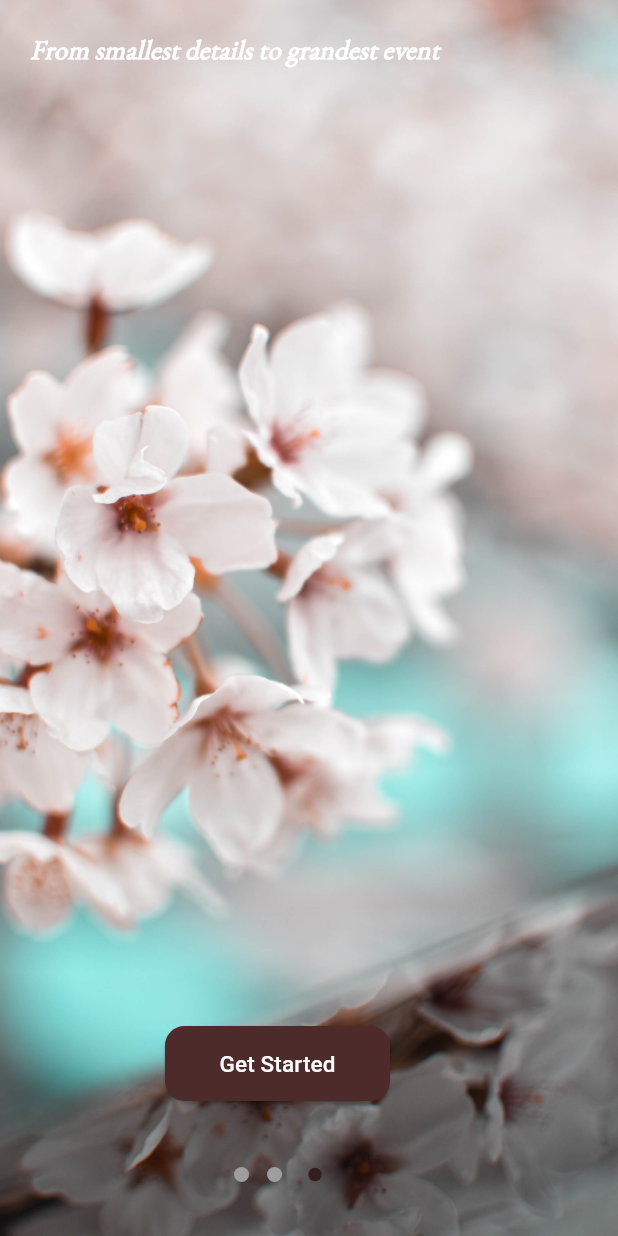
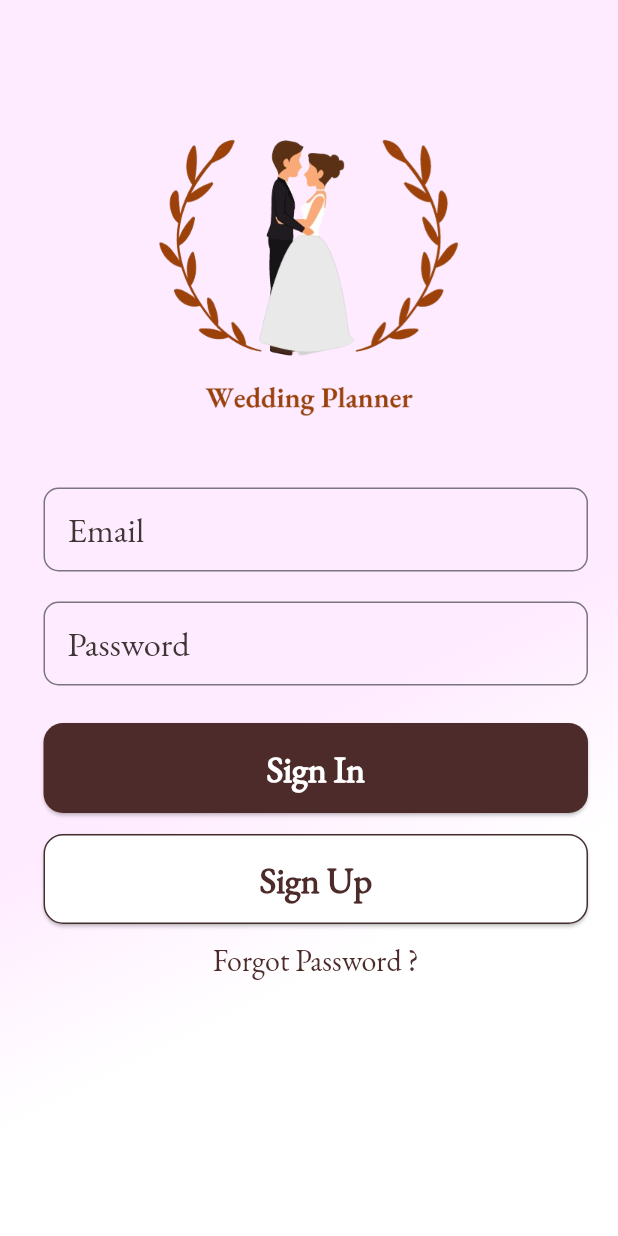
Before and after one commit to tejasvmodi/wedding_planning_application, a Flutter app: the OnboardingScreen screen opened directly, after a tap on "Get Started", on a phone screen of 412 x 824 dp. Run offline on Flutter 3.47's test engine with Material 3 defaults, Android fonts, the phone set to English and light mode, and no system bars; drawn by our look-alikes of carousel_slider, dots_indicator; our stand-ins replace google_fonts.

Commit message:
done the forgot , login , and register

```diff
--- a/lib/Screen/authentication/forms/login_form.dart
+++ b/lib/Screen/authentication/forms/login_form.dart
@@ -0,0 +1,173 @@
+import 'package:flutter/material.dart';
+import 'package:wedding_planning_application/Screen/authentication/forms/forgotpassword_form.dart';
+import 'package:wedding_planning_application/Screen/authentication/forms/registration_forms.dart';
+
+class Login_form extends StatefulWidget {
+  const Login_form({super.key});
+
+  @override
+  State<Login_form> createState() => _Login_formState();
+}
+
+class _Login_formState extends State<Login_form> {
+  @override
+  Widget build(BuildContext context) {
+    return Container(
+      decoration: const BoxDecoration(
+        gradient: LinearGradient(
+            begin: Alignment(6.123234262925839e-17, 1),
+            end: Alignment(-1, 6.123234262925839e-17),
+            colors: [
+              Color.fromRGBO(255, 255, 255, 1),
+              Color.fromRGBO(255, 255, 255, 1),
+              Color.fromRGBO(255, 235, 255, 1),
+              Color.fromRGBO(255, 235, 255, 1),
+            ]),
+      ),
+      padding: const EdgeInsets.symmetric(horizontal: 20, vertical: 40),
+      child: Column(
+        mainAxisSize: MainAxisSize.min,
+        children: <Widget>[
+          Container(
+            width: 250,
+            height: 250,
+            decoration: const BoxDecoration(
+              image: DecorationImage(
+                  image: AssetImage(
+                      'assets/images/Wedding Planner Transparent.png'),
+                  fit: BoxFit.fitWidth),
+            ),
+          ),
+          const SizedBox(
+            height: 25,
+          ),
+          Material(
+            color: Colors.transparent,
+            child: Column(
+              children: [
+                const Padding(
+                  padding: EdgeInsets.fromLTRB(9, 10, 0, 0),
+                  child: TextField(
+                    decoration: InputDecoration(
+                        border: OutlineInputBorder(
+                          borderRadius: BorderRadius.only(
+                              topLeft: Radius.circular(10),
+                              topRight: Radius.circular(10),
+                              bottomLeft: Radius.circular(10),
+                              bottomRight: Radius.circular(10)),
+                        ),
+                        label: Text(
+                          'Email',
+                          textAlign: TextAlign.left,
+                          style: TextStyle(
+                              color: Color.fromRGBO(62, 53, 53, 1),
+                              fontFamily: 'EBGaramond',
+                              fontSize: 23,
+                              letterSpacing: 0,
+                              fontWeight: FontWeight.w400,
+                              height: 1),
+                        )),
+                  ),
+                ),
+                const Padding(
+                  padding: EdgeInsets.fromLTRB(9, 20, 0, 0),
+                  child: TextField(
+                    decoration: InputDecoration(
+                        border: OutlineInputBorder(
+                          borderRadius: BorderRadius.only(
+                              topLeft: Radius.circular(10),
+                              topRight: Radius.circular(10),
+                              bottomLeft: Radius.circular(10),
+                              bottomRight: Radius.circular(10)),
+                        ),
+                        label: Text(
+                          'Password',
+                          textAlign: TextAlign.left,
+                          style: TextStyle(
+                              color: Color.fromRGBO(62, 53, 53, 1),
+                              fontFamily: 'EBGaramond',
+                              fontSize: 23,
+                              letterSpacing: 0,
+                              fontWeight: FontWeight.w400,
+                              height: 1),
+                        )),
+                  ),
+                ),
+                Padding(
+                  padding: const EdgeInsets.fromLTRB(9, 25, 0, 0),
+                  child: ElevatedButton(
+                    onPressed: () {},
+                    style: ElevatedButton.styleFrom(
+                      shape: RoundedRectangleBorder(
+                        borderRadius: BorderRadius.circular(13),
+                      ),
+                      backgroundColor: const Color.fromRGBO(77, 43, 43, 1),
+                      fixedSize: const Size(500, 60),
+                    ),
+                    child: const Center(
+                        child: Text(
+                      'Sign In',
+                      style: TextStyle(
+                          fontFamily: 'EBGaramond',
+                          fontSize: 24,
+                          fontWeight: FontWeight.bold,
+                          letterSpacing: 0,
+                          color: Color.fromRGBO(255, 255, 255, 1),
+                          height: 1),
+                    )),
+                  ),
+                ),
+                Padding(
+                  padding: const EdgeInsets.fromLTRB(9, 14, 0, 0),
+                  child: ElevatedButton(
+                    onPressed: () {
+                       Navigator.push(context, MaterialPageRoute(builder: (context) => const registeration_form(),));
+
+                    },
+                    style: ElevatedButton.styleFrom(
+                      side: const BorderSide(
+                          color: Color.fromRGBO(67, 45, 45, 1)),
+                      shape: RoundedRectangleBorder(
+                        borderRadius: BorderRadius.circular(13),
+                      ),
+                      backgroundColor: const Color.fromRGBO(255, 255, 255, 1),
+                      fixedSize: const Size(500, 60),
+                    ),
+                    child: const Center(
+                        child: Text(
+                      'Sign Up',
+                      style: TextStyle(
+                          fontFamily: 'EBGaramond',
+                          fontSize: 24,
+                          fontWeight: FontWeight.bold,
+                          letterSpacing: 0,
+                          color: Color.fromRGBO(77, 43, 43, 1),
+                          height: 1),
+                    )),
+                  ),
+                ),
+                 Padding(
+                  padding: const EdgeInsets.fromLTRB(9, 14, 0, 0),
+                  child: InkWell(
+                    child: const Text('Forgot Password ?', style: TextStyle(
+                          fontFamily: 'EBGaramond',
+                          fontSize: 20,
+                          fontWeight: FontWeight.normal,
+                          letterSpacing: 0,
+                          color: Color.fromRGBO(77, 43, 43, 1),
+                          height: 1),
+
+                          ),
+                          onTap: () {
+                            Navigator.push(context, MaterialPageRoute(builder: (context) => const ForgotPassword(),));
+                          },
+                  )
+                )
+              ],
+            ),
+          )
+        ],
+      ),
+    );
+  }
+}
--- a/lib/Screen/authentication/forms/registration_forms.dart
+++ b/lib/Screen/authentication/forms/registration_forms.dart
@@ -1,5 +1,6 @@
 import 'package:flutter/material.dart';
 import 'package:google_fonts/google_fonts.dart';
+import 'package:wedding_planning_application/Screen/authentication/forms/login_form.dart';
 
 class registeration_form extends StatefulWidget {
   const registeration_form({super.key});
@@ -212,7 +213,10 @@ class _registeration_formState extends State<registeration_form> {
                  Padding(
                   padding: const EdgeInsets.fromLTRB(9, 10, 0, 0),
                   child: ElevatedButton(
-                    onPressed: () {},
+                    onPressed: () {
+                       Navigator.push(context, MaterialPageRoute(builder: (context) => const Login_form(),));
+
+                    },
                     style: ElevatedButton.styleFrom(
                       side: const BorderSide(color: Color.fromRGBO(67, 45, 45, 1)),
                       shape: RoundedRectangleBorder(
--- a/lib/Screen/components/OnboardingScreen.dart
+++ b/lib/Screen/components/OnboardingScreen.dart
@@ -1,6 +1,7 @@
 import 'package:flutter/material.dart';
 import 'package:carousel_slider/carousel_slider.dart';
 import 'package:dots_indicator/dots_indicator.dart';
+import 'package:wedding_planning_application/Screen/authentication/forms/login_form.dart';
 
 class OnboardingScreen extends StatefulWidget {
   const OnboardingScreen({super.key});
@@ -12,7 +13,7 @@ class OnboardingScreen extends StatefulWidget {
 
 class _OnboardingScreenState extends State<OnboardingScreen> {
   int activePage = 0;
-
+  bool stopAutoplay= false;
   final List<Map<String, String>> imageData = [
     {
       'imagePath': 'assets/images/Splash1.jpg',
@@ -41,7 +42,7 @@ class _OnboardingScreenState extends State<OnboardingScreen> {
                 height: MediaQuery.of(context).size.height,
                 viewportFraction: 1.0,
                 enableInfiniteScroll: true,
-                autoPlay: true,
+                autoPlay: !stopAutoplay,
                 autoPlayInterval: const Duration(seconds: 3),
                 autoPlayAnimationDuration: const Duration(milliseconds: 800),
                 autoPlayCurve: Curves.fastOutSlowIn,
@@ -49,6 +50,8 @@ class _OnboardingScreenState extends State<OnboardingScreen> {
                 onPageChanged: (index, reason) {
                   setState(() {
                     activePage = index;
+                    stopAutoplay = index==imageData.length-1;
+
                   });
                 },
               ),
@@ -96,11 +99,8 @@ class _OnboardingScreenState extends State<OnboardingScreen> {
                             bottom: 90,
                             child: ElevatedButton(
                               onPressed: () {
-                                // Navigator.push(context, MaterialPageRoute(builder: (context) {
+                                 Navigator.push(context, MaterialPageRoute(builder: (context) => const Login_form(),));
 
-                                // },
-                                // ));
-                                // Handle the button click
                               },
                               style: ElevatedButton.styleFrom(
                                 shape: RoundedRectangleBorder(
@@ -146,6 +146,7 @@ class _OnboardingScreenState extends State<OnboardingScreen> {
                   },
                 );
               }).toList(),
+
             ),
           ],
         ),
--- a/lib/main.dart
+++ b/lib/main.dart
@@ -1,7 +1,7 @@
 import 'package:flutter/material.dart';
-import 'package:wedding_planning_application/Screen/authentication/forms/registration_forms.dart';
+import 'package:wedding_planning_application/Screen/authentication/forms/forgotpassword_form.dart';
 import 'package:wedding_planning_application/Screen/components/OnboardingScreen.dart';
-import 'package:wedding_planning_application/Screen/components/radioButton.dart';
+
 
 
 void main() {
@@ -36,7 +36,7 @@ class MyApp extends StatelessWidget {
         colorScheme: ColorScheme.fromSeed(seedColor: Colors.deepPurple),
         useMaterial3: true,
       ),
-      home: const registeration_form(),
+      home: const OnboardingScreen(),
     );
   }
 }
```
Also changed, not shown: lib/Screen/authentication/forms/forgotpassword_form.dart (+114 -0 lines).
